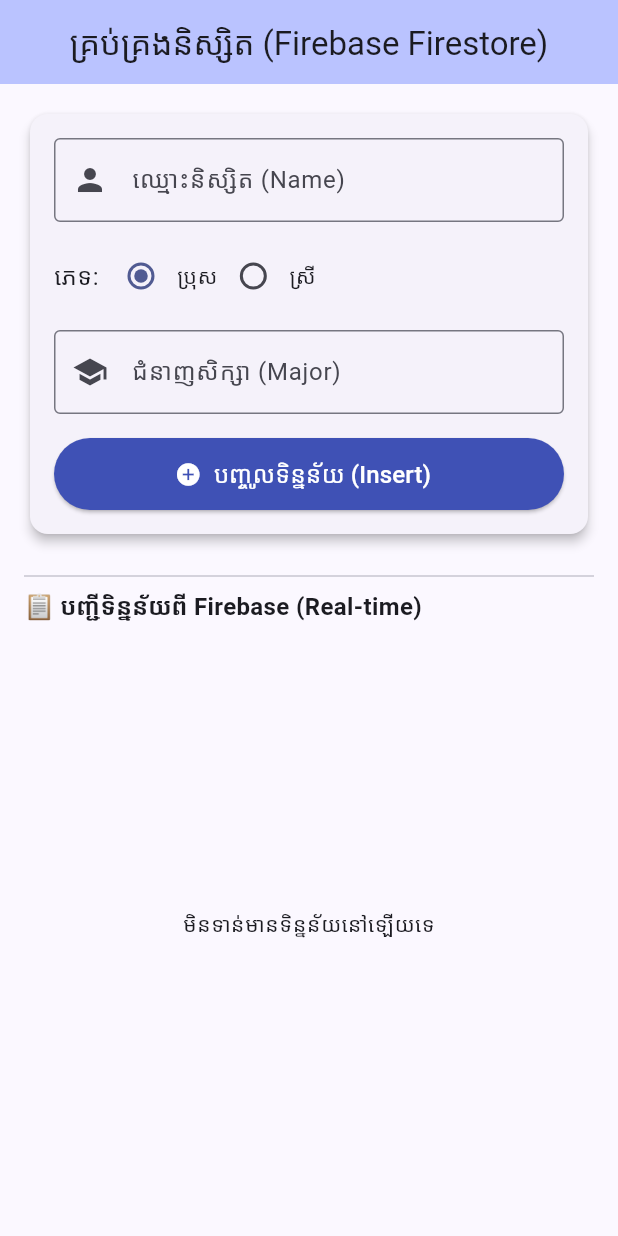
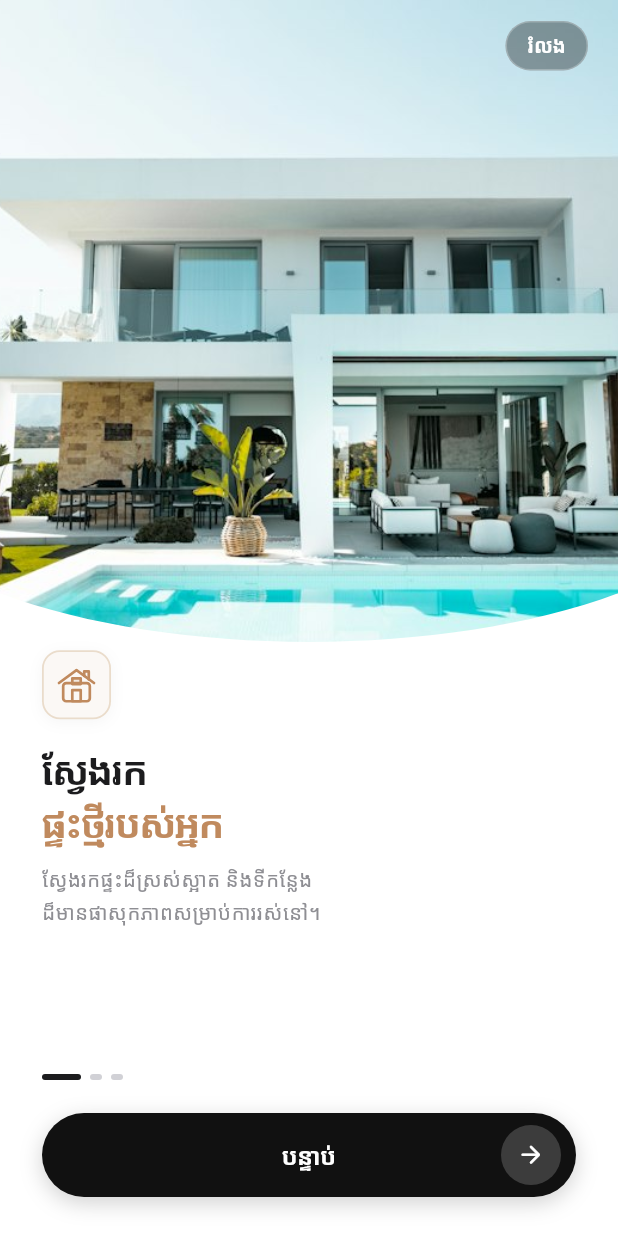
Before and after one commit to som-chanchav/Assignmentteam, a Flutter app: the screen it shows after launch, on a phone screen of 412 x 824 dp. Run offline on Flutter 3.47's test engine with Material 3 defaults, Android fonts, the phone set to English and light mode, and no system bars; our stand-ins replace cloud_firestore, firebase_core; accounts and stored records are empty.

Commit message:
feat: implement 3 onboarding screens matching Figma design

```diff
--- /dev/null
+++ b/lib/View/auth/login_screen.dart
@@ -0,0 +1,29 @@
+import 'package:flutter/material.dart';
+
+class LoginScreen extends StatelessWidget {
+  const LoginScreen({super.key});
+
+  @override
+  Widget build(BuildContext context) {
+    return Scaffold(
+      backgroundColor: const Color(0xFFF9F9F7),
+      appBar: AppBar(
+        backgroundColor: Colors.transparent,
+        elevation: 0,
+        title: const Text(
+          'ចូលគណនី',
+          style: TextStyle(
+            color: Color(0xFF1C1C1E),
+            fontWeight: FontWeight.bold,
+          ),
+        ),
+      ),
+      body: const Center(
+        child: Text(
+          'ទំព័រចូលគណនី (Login Screen - Screen 04)',
+          style: TextStyle(fontSize: 16, color: Color(0xFF7C7C80)),
+        ),
+      ),
+    );
+  }
+}
--- /dev/null
+++ b/lib/View/onboarding/onboarding_screen.dart
@@ -0,0 +1,366 @@
+import 'package:flutter/material.dart';
+import '../../models/onboarding_item.dart';
+import '../../widgets/brand_house_logo.dart';
+import '../auth/login_screen.dart';
+
+class OnboardingScreen extends StatefulWidget {
+  const OnboardingScreen({super.key});
+
+  @override
+  State<OnboardingScreen> createState() => _OnboardingScreenState();
+}
+
+class _OnboardingScreenState extends State<OnboardingScreen> {
+  final PageController _pageController = PageController();
+  int _currentIndex = 0;
+
+  final List<OnboardingItem> _pages = const [
+    OnboardingItem(
+      imagePath: 'assets/images/onboarding1.jpg',
+      networkFallback:
+          'https://images.unsplash.com/photo-1613977257363-707ba9348227?w=900&q=80',
+      title1: 'ស្វែងរក',
+      title2: 'ផ្ទះថ្មីរបស់អ្នក',
+      description:
+          'ស្វែងរកផ្ទះដ៏ស្រស់ស្អាត និងទីកន្លែង\nដ៏មានផាសុកភាពសម្រាប់ការរស់នៅ។',
+      buttonText: 'បន្ទាប់',
+      isLastPage: false,
+    ),
+    OnboardingItem(
+      imagePath: 'assets/images/onboarding2.jpg',
+      networkFallback:
+          'https://images.unsplash.com/photo-1545324418-cc1a3fa10c00?w=900&q=80',
+      title1: 'ស្វែងយល់ពី',
+      title2: 'ជម្រើសល្អបំផុត',
+      description:
+          'ស្វែងរកផ្ទះ អាផាតមិន និងខុនដូ\nដែលស័ក្តិសមនឹងរបៀបរស់នៅរបស់អ្នក។',
+      buttonText: 'បន្ទាប់',
+      isLastPage: false,
+    ),
+    OnboardingItem(
+      imagePath: 'assets/images/onboarding3.jpg',
+      networkFallback:
+          'https://images.unsplash.com/photo-1512917774080-9991f1c4c750?w=900&q=80',
+      title1: 'ចូលស្នាក់នៅ',
+      title2: 'យ៉ាងងាយស្រួល',
+      description:
+          'ទាក់ទងម្ចាស់ផ្ទះ ណាត់មើលផ្ទះ\nនិងចូលរស់នៅប្រកបដោយភាពងាយស្រួល។',
+      buttonText: 'ចាប់ផ្តើម',
+      isLastPage: true,
+    ),
+  ];
+
+  void _onNext() {
+    if (_currentIndex < _pages.length - 1) {
+      _pageController.nextPage(
+        duration: const Duration(milliseconds: 350),
+        curve: Curves.easeInOut,
+      );
+    } else {
+      _navigateToLogin();
+    }
+  }
+
+  void _navigateToLogin() {
+    Navigator.of(context).pushReplacement(
+      MaterialPageRoute(builder: (_) => const LoginScreen()),
+    );
+  }
+
+  @override
+  void dispose() {
+    _pageController.dispose();
+    super.dispose();
+  }
+
+  @override
+  Widget build(BuildContext context) {
+    final screenSize = MediaQuery.of(context).size;
+    final topPadding = MediaQuery.of(context).padding.top;
+    final bottomPadding = MediaQuery.of(context).padding.bottom;
+
+    return Scaffold(
+      backgroundColor: Colors.white,
+      body: Stack(
+        children: [
+          // 1. Full-screen PageView for seamless swiping anywhere on screen
+          PageView.builder(
+            controller: _pageController,
+            itemCount: _pages.length,
+            onPageChanged: (index) {
+              setState(() {
+                _currentIndex = index;
+              });
+            },
+            itemBuilder: (context, index) {
+              final page = _pages[index];
+              return Stack(
+                fit: StackFit.expand,
+                children: [
+                  // Top property image
+                  Positioned(
+                    top: 0,
+                    left: 0,
+                    right: 0,
+                    height: screenSize.height * 0.58,
+                    child: Image.asset(
+                      page.imagePath,
+                      fit: BoxFit.cover,
+                      errorBuilder: (context, error, stackTrace) {
+                        return Image.network(
+                          page.networkFallback,
+                          fit: BoxFit.cover,
+                          errorBuilder: (context, error, stackTrace) {
+                            return Container(
+                              color: const Color(0xFF163A35),
+                              child: const Center(
+                                child: Icon(
+                                  Icons.home_work_outlined,
+                                  size: 64,
+                                  color: Colors.white54,
+                                ),
+                              ),
+                            );
+                          },
+                        );
+                      },
+                    ),
+                  ),
+
+                  // Bottom white curved sheet containing texts & logo
+                  Positioned(
+                    left: 0,
+                    right: 0,
+                    bottom: 0,
+                    height: screenSize.height * 0.52,
+                    child: ClipPath(
+                      clipper: const OnboardingCurveClipper(dipHeight: 32.0),
+                      child: Container(
+                        color: Colors.white,
+                        padding: const EdgeInsets.only(
+                          top: 38.0,
+                          left: 28.0,
+                          right: 28.0,
+                        ),
+                        child: Column(
+                          crossAxisAlignment: CrossAxisAlignment.start,
+                          children: [
+                            // House Brand Logo
+                            const BrandHouseLogo(
+                              size: 46,
+                              primaryColor: Color(0xFFC08A5E),
+                            ),
+                            const SizedBox(height: 18),
+
+                            // Title line 1
+                            Text(
+                              page.title1,
+                              style: const TextStyle(
+                                fontSize: 26,
+                                fontWeight: FontWeight.w800,
+                                color: Color(0xFF1C1C1E),
+                                letterSpacing: -0.3,
+                                height: 1.2,
+                              ),
+                            ),
+                            const SizedBox(height: 4),
+
+                            // Title line 2 (golden amber)
+                            Text(
+                              page.title2,
+                              style: const TextStyle(
+                                fontSize: 26,
+                                fontWeight: FontWeight.w800,
+                                color: Color(0xFFC08A5E),
+                                letterSpacing: -0.3,
+                                height: 1.2,
+                              ),
+                            ),
+                            const SizedBox(height: 12),
+
+                            // Subtitle description
+                            Text(
+                              page.description,
+                              style: const TextStyle(
+                                fontSize: 13.5,
+                                fontWeight: FontWeight.w400,
+                                color: Color(0xFF8E8E93),
+                                height: 1.55,
+                              ),
+                            ),
+                          ],
+                        ),
+                      ),
+                    ),
+                  ),
+                ],
+              );
+            },
+          ),
+
+          // 2. Fixed Bottom Controls (Indicator + Button)
+          Positioned(
+            left: 28.0,
+            right: 28.0,
+            bottom: bottomPadding > 0 ? bottomPadding + 14 : 26.0,
+            child: Column(
+              mainAxisSize: MainAxisSize.min,
+              crossAxisAlignment: CrossAxisAlignment.start,
+              children: [
+                // 3-Pill Indicators
+                Row(
+                  children: List.generate(_pages.length, (index) {
+                    final isActive = _currentIndex == index;
+                    return AnimatedContainer(
+                      duration: const Duration(milliseconds: 300),
+                      curve: Curves.easeInOut,
+                      margin: const EdgeInsets.only(right: 6),
+                      height: 4,
+                      width: isActive ? 26 : 8,
+                      decoration: BoxDecoration(
+                        color: isActive
+                            ? const Color(0xFF1C1C1E)
+                            : const Color(0xFFD1D1D6),
+                        borderRadius: BorderRadius.circular(4),
+                      ),
+                    );
+                  }),
+                ),
+
+                const SizedBox(height: 22),
+
+                // Black Stadium Action Button
+                InkWell(
+                  onTap: _onNext,
+                  borderRadius: BorderRadius.circular(30),
+                  child: Container(
+                    height: 56,
+                    width: double.infinity,
+                    decoration: BoxDecoration(
+                      color: const Color(0xFF111111),
+                      borderRadius: BorderRadius.circular(30),
+                      boxShadow: [
+                        BoxShadow(
+                          color: const Color(0xFF000000).withValues(alpha: 0.18),
+                          blurRadius: 12,
+                          offset: const Offset(0, 4),
+                        ),
+                      ],
+                    ),
+                    padding: const EdgeInsets.symmetric(horizontal: 10),
+                    child: Stack(
+                      alignment: Alignment.center,
+                      children: [
+                        // Button Text
+                        AnimatedSwitcher(
+                          duration: const Duration(milliseconds: 200),
+                          child: Text(
+                            _pages[_currentIndex].buttonText,
+                            key: ValueKey<String>(
+                              _pages[_currentIndex].buttonText,
+                            ),
+                            style: const TextStyle(
+                              color: Colors.white,
+                              fontSize: 16,
+                              fontWeight: FontWeight.w600,
+                              letterSpacing: 0.2,
+                            ),
+                          ),
+                        ),
+
+                        // Right Arrow Circle
+                        Positioned(
+                          right: 0,
+                          child: Container(
+                            width: 40,
+                            height: 40,
+                            decoration: BoxDecoration(
+                              color: Colors.white.withValues(alpha: 0.18),
+                              shape: BoxShape.circle,
+                            ),
+                            child: const Icon(
+                              Icons.arrow_forward_rounded,
+                              color: Colors.white,
+                              size: 19,
+                            ),
+                          ),
+                        ),
+                      ],
+                    ),
+                  ),
+                ),
+              ],
+            ),
+          ),
+
+          // 3. Skip Button (Top-Right)
+          if (_currentIndex < _pages.length - 1)
+            Positioned(
+              top: topPadding + 14,
+              right: 20,
+              child: GestureDetector(
+                onTap: _navigateToLogin,
+                child: Container(
+                  padding: const EdgeInsets.symmetric(
+                    horizontal: 14,
+                    vertical: 6,
+                  ),
+                  decoration: BoxDecoration(
+                    color: const Color(0xFF000000).withValues(alpha: 0.35),
+                    borderRadius: BorderRadius.circular(20),
+                    border: Border.all(
+                      color: Colors.white.withValues(alpha: 0.25),
+                      width: 1,
+                    ),
+                  ),
+                  child: const Text(
+                    'រំលង',
+                    style: TextStyle(
+                      color: Colors.white,
+                      fontSize: 13,
+                      fontWeight: FontWeight.w600,
+                    ),
+                  ),
+                ),
+              ),
+            ),
+        ],
+      ),
+    );
+  }
+}
+
+/// Custom Clipper producing a smooth concave scoop at the top of the card
+class OnboardingCurveClipper extends CustomClipper<Path> {
+  final double dipHeight;
+
+  const OnboardingCurveClipper({this.dipHeight = 32.0});
+
+  @override
+  Path getClip(Size size) {
+    final path = Path();
+    // Start at top-left
+    path.moveTo(0, 0);
+
+    // Smooth cubic bezier curve dipping down across the width
+    path.cubicTo(
+      size.width * 0.28,
+      dipHeight * 1.35,
+      size.width * 0.72,
+      dipHeight * 1.35,
+      size.width,
+      0,
+    );
+
+    // Down to bottom-right
+    path.lineTo(size.width, size.height);
+    // Across to bottom-left
+    path.lineTo(0, size.height);
+    path.close();
+    return path;
+  }
+
+  @override
+  bool shouldReclip(covariant OnboardingCurveClipper oldClipper) =>
+      oldClipper.dipHeight != dipHeight;
+}
--- a/lib/main.dart
+++ b/lib/main.dart
@@ -1,10 +1,15 @@
 import 'package:flutter/material.dart';
 import 'package:firebase_core/firebase_core.dart';
 import 'package:cloud_firestore/cloud_firestore.dart';
+import 'View/onboarding/onboarding_screen.dart';
 
 void main() async {
   WidgetsFlutterBinding.ensureInitialized();
-  await Firebase.initializeApp();
+  try {
+    await Firebase.initializeApp();
+  } catch (e) {
+    debugPrint('Firebase init notice: $e');
+  }
   runApp(const MyApp());
 }
 
@@ -15,12 +20,16 @@ class MyApp extends StatelessWidget {
   Widget build(BuildContext context) {
     return MaterialApp(
       debugShowCheckedModeBanner: false,
-      title: 'Firebase Assignment',
+      title: 'Home Rental App',
       theme: ThemeData(
-        colorScheme: ColorScheme.fromSeed(seedColor: Colors.indigo),
+        colorScheme: ColorScheme.fromSeed(
+          seedColor: const Color(0xFF163A35),
+          primary: const Color(0xFF163A35),
+        ),
+        scaffoldBackgroundColor: const Color(0xFFF9F9F7),
         useMaterial3: true,
       ),
-      home: const StudentPage(),
+      home: const OnboardingScreen(),
     );
   }
 }
--- /dev/null
+++ b/lib/models/onboarding_item.dart
@@ -0,0 +1,19 @@
+class OnboardingItem {
+  final String imagePath;
+  final String networkFallback;
+  final String title1;
+  final String title2;
+  final String description;
+  final String buttonText;
+  final bool isLastPage;
+
+  const OnboardingItem({
+    required this.imagePath,
+    required this.networkFallback,
+    required this.title1,
+    required this.title2,
+    required this.description,
+    required this.buttonText,
+    this.isLastPage = false,
+  });
+}
--- /dev/null
+++ b/lib/widgets/brand_house_logo.dart
@@ -0,0 +1,99 @@
+import 'package:flutter/material.dart';
+
+/// Architectural house logo widget matching the Figma onboarding design
+class BrandHouseLogo extends StatelessWidget {
+  final double size;
+  final Color primaryColor;
+  final Color backgroundColor;
+  final Color borderColor;
+
+  const BrandHouseLogo({
+    super.key,
+    this.size = 48.0,
+    this.primaryColor = const Color(0xFFC08A5E),
+    this.backgroundColor = const Color(0xFFFBF8F5),
+    this.borderColor = const Color(0xFFEADCCB),
+  });
+
+  @override
+  Widget build(BuildContext context) {
+    return Container(
+      width: size,
+      height: size,
+      decoration: BoxDecoration(
+        color: backgroundColor,
+        borderRadius: BorderRadius.circular(12),
+        border: Border.all(color: borderColor, width: 1.2),
+        boxShadow: const [
+          BoxShadow(
+            color: Color(0x0A000000),
+            blurRadius: 8,
+            offset: Offset(0, 2),
+          ),
+        ],
+      ),
+      padding: EdgeInsets.all(size * 0.22),
+      child: CustomPaint(
+        painter: _HouseLogoPainter(color: primaryColor),
+      ),
+    );
+  }
+}
+
+class _HouseLogoPainter extends CustomPainter {
+  final Color color;
+
+  _HouseLogoPainter({required this.color});
+
+  @override
+  void paint(Canvas canvas, Size size) {
+    final paint = Paint()
+      ..color = color
+      ..style = PaintingStyle.stroke
+      ..strokeWidth = 1.8
+      ..strokeCap = StrokeCap.round
+      ..strokeJoin = StrokeJoin.round;
+
+    final fillPaint = Paint()
+      ..color = color.withValues(alpha: 0.15)
+      ..style = PaintingStyle.fill;
+
+    final w = size.width;
+    final h = size.height;
+
+    // Roof peak
+    final roofPath = Path()
+      ..moveTo(0, h * 0.45)
+      ..lineTo(w * 0.5, h * 0.08)
+      ..lineTo(w, h * 0.45);
+    canvas.drawPath(roofPath, paint);
+
+    // Chimney / small accent top right
+    final chimneyPath = Path()
+      ..moveTo(w * 0.72, h * 0.25)
+      ..lineTo(w * 0.72, h * 0.12)
+      ..lineTo(w * 0.85, h * 0.12)
+      ..lineTo(w * 0.85, h * 0.35);
+    canvas.drawPath(chimneyPath, paint);
+
+    // House body
+    final bodyRect = RRect.fromRectAndRadius(
+      Rect.fromLTWH(w * 0.12, h * 0.45, w * 0.76, h * 0.52),
+      const Radius.circular(2),
+    );
+    canvas.drawRRect(bodyRect, paint);
+
+    // Door
+    final doorRect = Rect.fromLTWH(w * 0.38, h * 0.65, w * 0.24, h * 0.32);
+    canvas.drawRect(doorRect, paint);
+
+    // Small window accent
+    final windowRect = Rect.fromLTWH(w * 0.38, h * 0.32, w * 0.24, h * 0.16);
+    canvas.drawRect(windowRect, fillPaint);
+    canvas.drawRect(windowRect, paint);
+  }
+
+  @override
+  bool shouldRepaint(covariant _HouseLogoPainter oldDelegate) =>
+      oldDelegate.color != color;
+}
--- a/pubspec.yaml
+++ b/pubspec.yaml
@@ -60,9 +60,8 @@ flutter:
   uses-material-design: true
 
   # To add assets to your application, add an assets section, like this:
-  # assets:
-  #   - images/a_dot_burr.jpeg
-  #   - images/a_dot_ham.jpeg
+  assets:
+    - assets/images/
 
   # An image asset can refer to one or more resolution-specific "variants", see
   # https://flutter.dev/to/resolution-aware-images
```
Also changed, not shown: assets/images/onboarding1.jpg (added), assets/images/onboarding2.jpg (added), assets/images/onboarding3.jpg (added), 7 other files.
